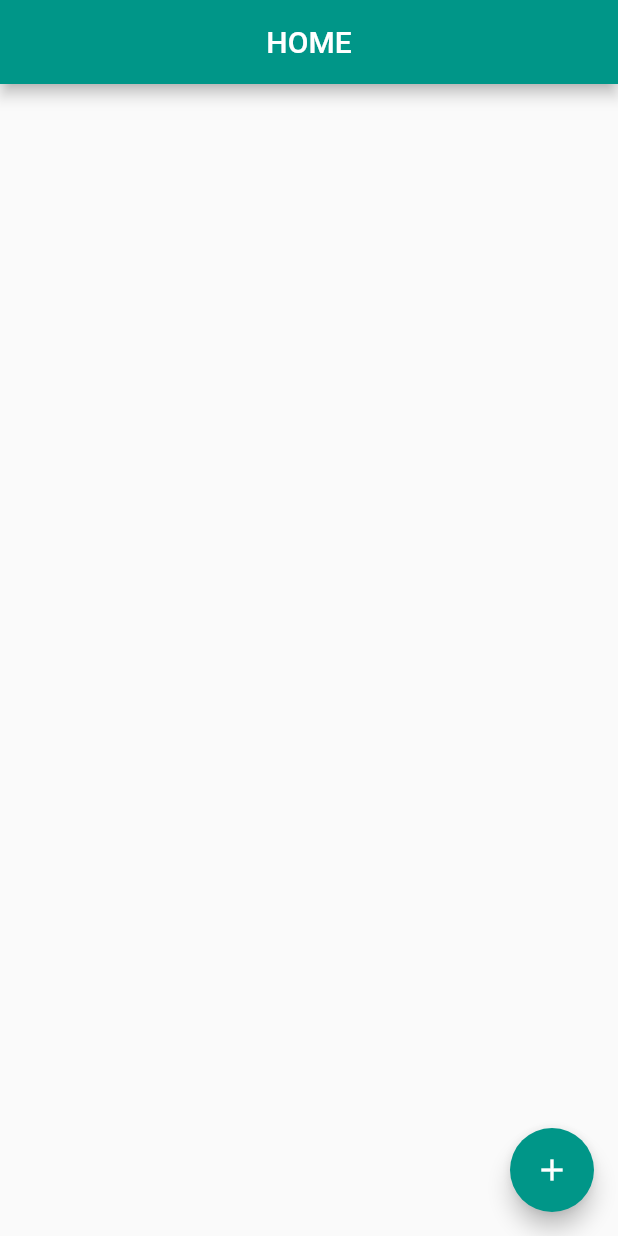
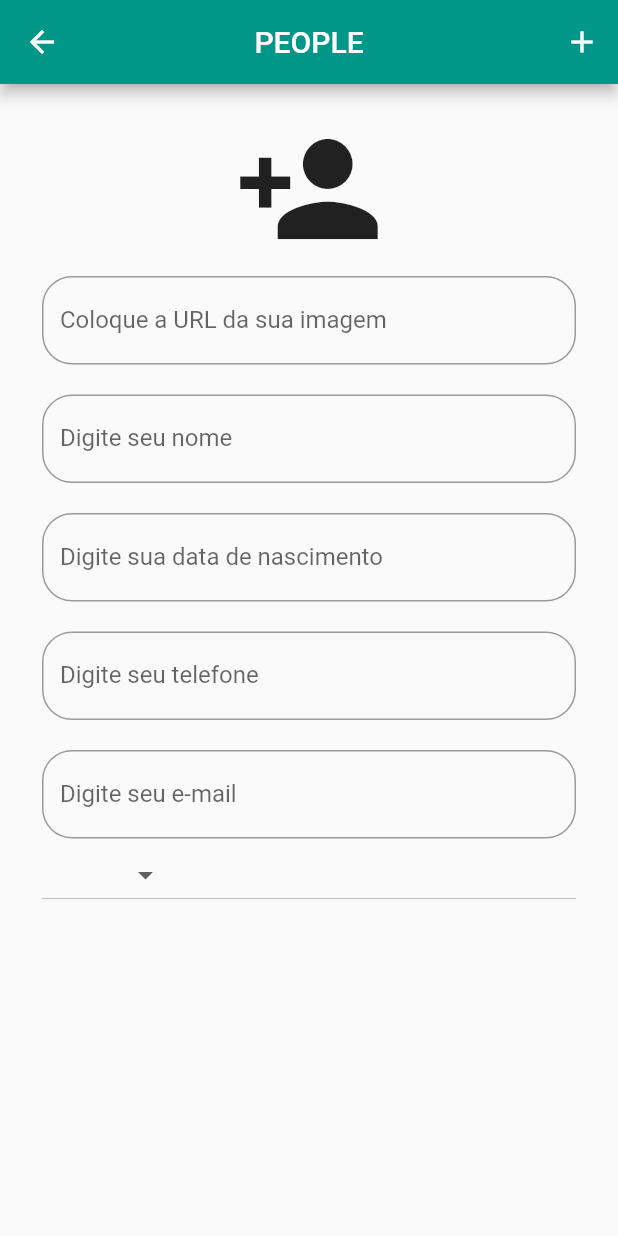
Before and after one commit to Natanael-ADS/Flutter, a Flutter app: the screen it shows after launch, after a tap on the "add" icon, on a phone screen of 412 x 824 dp. Run offline on Flutter 3.47's test engine with Material 2 defaults, Android fonts, the phone set to English and light mode, and no system bars; missing offline and left inert: easy_mask.

Commit message:
add people page

```diff
--- a/MobX/app_mobx/lib/src/app.dart
+++ b/MobX/app_mobx/lib/src/app.dart
@@ -1,5 +1,5 @@
 import 'package:app_mobx/src/shared/router_app.dart';
-import 'package:app_mobx/src/shared/styles/theme_app.dart';
+import 'package:app_mobx/src/shared/theme_app.dart';
 import 'package:flutter/material.dart';
 
 class App extends StatelessWidget {
@@ -10,7 +10,8 @@ class App extends StatelessWidget {
       theme: ThemeApp().getThemeData,
       initialRoute: RouterApp.HOME_KEY,
       routes: {
-        RouterApp.HOME_KEY: (_) => RouterApp.HOME_PAGE,
+        RouterApp.HOME_KEY: (_) => RouterApp.homePage,
+        RouterApp.PEOPLE_KEY: (_) => RouterApp.peoplePage,
       },
     );
   }
--- a/MobX/app_mobx/lib/src/home/home_page.dart
+++ b/MobX/app_mobx/lib/src/home/home_page.dart
@@ -1,3 +1,4 @@
+import 'package:app_mobx/src/shared/router_app.dart';
 import 'package:flutter/material.dart';
 
 class HomePage extends StatelessWidget {
@@ -10,9 +11,15 @@ class HomePage extends StatelessWidget {
       ),
       floatingActionButton: FloatingActionButton(
         child: Icon(Icons.add),
-        onPressed: () {},
+        onPressed: () {
+          Navigator.pushNamed(context, RouterApp.PEOPLE_KEY);
+        },
       ),
-      body: Center(),
+      body: Column(children: [
+        Expanded(
+          child: ListView(),
+        ),
+      ]),
     );
   }
 }
--- /dev/null
+++ b/MobX/app_mobx/lib/src/people/people_page.dart
@@ -0,0 +1,106 @@
+import 'package:app_mobx/src/shared/tools/const.dart';
+import 'package:app_mobx/src/shared/tools/texts.dart';
+import 'package:app_mobx/src/shared/tools/utils.dart';
+import 'package:easy_mask/easy_mask.dart';
+import 'package:flutter/material.dart';
+import 'package:flutter/services.dart';
+
+class PeoplePage extends StatelessWidget {
+  final idMaskDate = 1;
+  final idMaskCellPhone = 2;
+  final List<String> list = [Texts.MAN, Texts.WOMAN];
+
+  @override
+  Widget build(BuildContext context) {
+    return Scaffold(
+      appBar: AppBar(
+        title: Text('PEOPLE'),
+        centerTitle: true,
+        actions: [
+          IconButton(onPressed: () {}, icon: Icon(Icons.add)),
+        ],
+      ),
+      body: Center(
+        child: Padding(
+          padding: const EdgeInsets.all(20.0),
+          child: Form(
+            child: Column(
+              children: [
+                Icon(
+                  Icons.person_add,
+                  size: 100,
+                ),
+                Expanded(
+                  child: ListView(
+                    padding: EdgeInsets.all(8.0),
+                    children: [
+                      _textField(titulo: Texts.INSERT_IMAGE),
+                      Utils.space(),
+                      _textField(titulo: Texts.INSERT_NAME),
+                      Utils.space(),
+                      _textField(
+                        titulo: Texts.INSERT_DATEBIRTH,
+                        keyboard: TextInputType.datetime,
+                        idMask: idMaskDate,
+                      ),
+                      Utils.space(),
+                      _textField(
+                        titulo: Texts.INSERT_FONE,
+                        keyboard: TextInputType.number,
+                        idMask: idMaskCellPhone,
+                      ),
+                      Utils.space(),
+                      _textField(
+                        titulo: Texts.INSERT_EMAIL,
+                        keyboard: TextInputType.emailAddress,
+                      ),
+                      _dropDownButton(),
+                    ],
+                  ),
+                )
+              ],
+            ),
+          ),
+        ),
+      ),
+    );
+  }
+
+  String? value;
+  _dropDownButton() {
+    return DropdownButton<String>(
+      onChanged: (value) => this.value = value,
+      items: list.map((valueItem) {
+        return DropdownMenuItem<String>(
+          value: valueItem,
+          child: Text(valueItem),
+        );
+      }).toList(),
+    );
+  }
+
+  _textField({
+    required String titulo,
+    keyboard = TextInputType.text,
+    int? idMask,
+  }) {
+    return TextFormField(
+      onChanged: (value) {},
+      keyboardType: keyboard,
+      inputFormatters: [_typeMask(idMask)],
+      decoration: InputDecoration(labelText: titulo),
+    );
+  }
+
+  _typeMask(int? idMask) {
+    if (idMaskDate == idMask) {
+      return TextInputMask(mask: Const.MASK_DATE);
+    }
+
+    if (idMaskCellPhone == idMask) {
+      return TextInputMask(mask: Const.MASK_CELLPHONE);
+    }
+
+    return FilteringTextInputFormatter.singleLineFormatter;
+  }
+}
--- /dev/null
+++ b/MobX/app_mobx/lib/src/shared/components/decoration_style.dart
@@ -0,0 +1,14 @@
+import 'package:app_mobx/src/shared/tools/const.dart';
+import 'package:flutter/material.dart';
+
+class DecorationStyle {
+  static get text {
+    return InputDecorationTheme(
+      border: OutlineInputBorder(
+        borderRadius: BorderRadius.circular(
+          Const.roundTextField,
+        ),
+      ),
+    );
+  }
+}
--- a/MobX/app_mobx/lib/src/shared/router_app.dart
+++ b/MobX/app_mobx/lib/src/shared/router_app.dart
@@ -1,6 +1,12 @@
 import 'package:app_mobx/src/home/home_page.dart';
+import 'package:app_mobx/src/people/people_page.dart';
 
 class RouterApp {
-  static final HOME_PAGE = HomePage();
+/*--------------------------------------------------------------HOME----------*/
   static const HOME_KEY = '/home';
+  static final homePage = HomePage();
+
+/*--------------------------------------------------------------PEOPLE--------*/
+  static const PEOPLE_KEY = '/people';
+  static final peoplePage = PeoplePage();
 }
--- a/MobX/app_mobx/lib/src/shared/styles/theme_app.dart
+++ b/MobX/app_mobx/lib/src/shared/theme_app.dart
@@ -1,4 +1,6 @@
 import 'package:flutter/material.dart';
+
+import 'components/decoration_style.dart';
 
 class ThemeApp {
   static const primaryColor = Colors.teal;
@@ -14,6 +16,7 @@ class ThemeApp {
     _themeApp = ThemeData(
       primaryColor: primaryColor,
       colorScheme: _colorSelectionAndButton,
+      inputDecorationTheme: DecorationStyle.text,
     );
   }
 
--- /dev/null
+++ b/MobX/app_mobx/lib/src/shared/tools/const.dart
@@ -0,0 +1,12 @@
+class Const {
+  static const roundTextField = 20.0;
+
+  /*----------------------------------------------------------MASK------------*/
+  static const MASK_DATE = '99/99/9999';
+  static const MASK_HOUR = '99:99:99';
+  static const MASK_DAY_HOUR = '99/99/9999 99:99:99';
+  static const MASK_CPF = '999.999.999-99';
+  static const MASK_CNPJ = '99.999.999/9999-99';
+  static const MASK_FONE = '(99) 9999-9999';
+  static const MASK_CELLPHONE = '(99) 9 9999-9999';
+}
--- /dev/null
+++ b/MobX/app_mobx/lib/src/shared/tools/texts.dart
@@ -0,0 +1,12 @@
+class Texts {
+/*-----------------------------------------------------------PEOPLE-----------*/
+  static const INSERT_IMAGE = 'Coloque a URL da sua imagem';
+  static const INSERT_NAME = 'Digite seu nome';
+  static const INSERT_DATEBIRTH = 'Digite sua data de nascimento';
+  static const INSERT_SEX = 'Coloque seu sexo';
+  static const INSERT_FONE = 'Digite seu telefone';
+  static const INSERT_EMAIL = 'Digite seu e-mail';
+
+  static const WOMAN = 'Mulher';
+  static const MAN = 'Homem';
+}
--- /dev/null
+++ b/MobX/app_mobx/lib/src/shared/tools/utils.dart
@@ -0,0 +1,10 @@
+import 'package:flutter/cupertino.dart';
+
+class Utils {
+  static SizedBox space({double height = 20, double width = 0}) {
+    return SizedBox(
+      height: height,
+      width: width,
+    );
+  }
+}
--- a/MobX/app_mobx/pubspec.yaml
+++ b/MobX/app_mobx/pubspec.yaml
@@ -28,6 +28,7 @@ dependencies:
   # The following adds the Cupertino Icons font to your application.
   # Use with the CupertinoIcons class for iOS style icons.
   cupertino_icons: ^1.0.2
+  easy_mask: ^2.0.1
 
 dev_dependencies:
   flutter_test:
```
Also changed, not shown: MobX/app_mobx/pubspec.lock.
